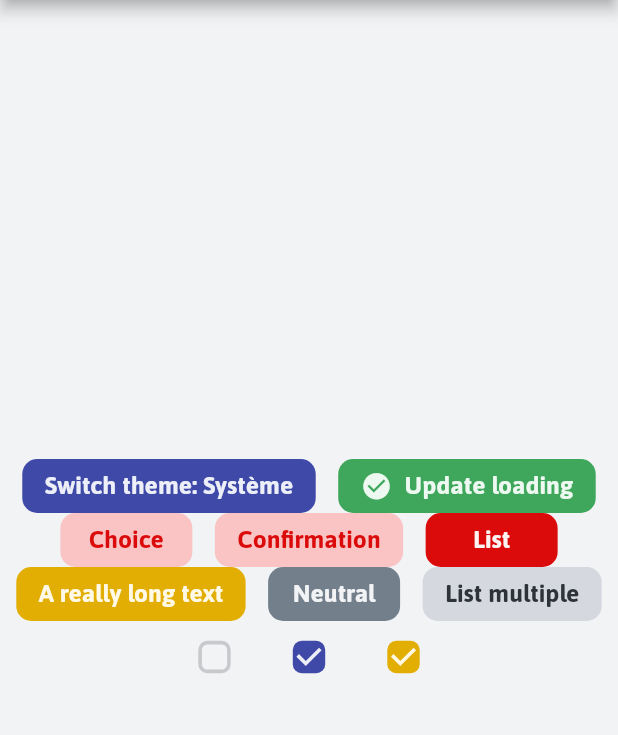
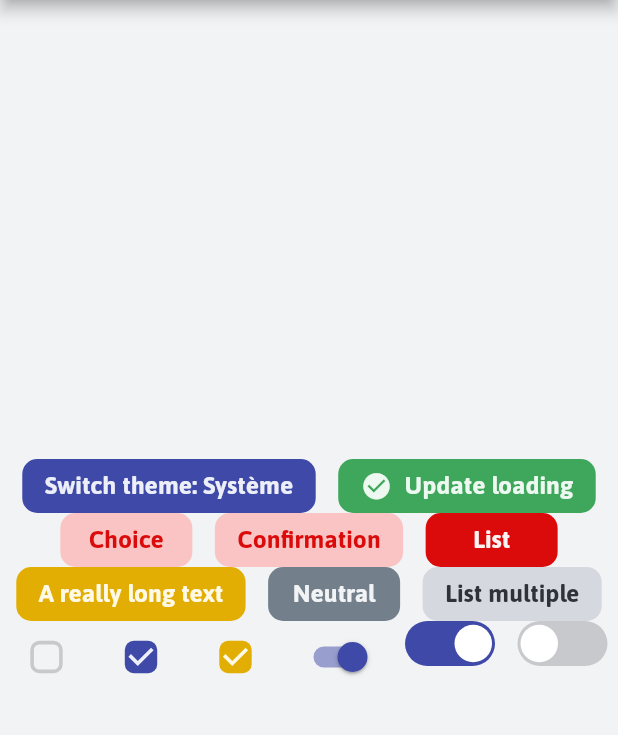
Before and after one commit to EduWireApps/ynotes-packages, a Flutter app: the screen it shows after launch, on a phone screen of 412 x 824 dp, the part 84-819 px from its top. Run offline on Flutter 3.47's test engine with Material 2 defaults, Android fonts, the phone set to English and light mode, and no system bars; drawn by our look-alikes of flutter_switch; our stand-ins replace flutter_phoenix, sizer.

Commit message:
add YSwitch; release 0.2.7

```diff
--- a/example/lib/main.dart
+++ b/example/lib/main.dart
@@ -1,4 +1,5 @@
 import 'package:example/test_page.dart';
+import 'package:flutter/cupertino.dart';
 import 'package:flutter/material.dart';
 import 'package:flutter_phoenix/flutter_phoenix.dart';
 import 'package:sizer/sizer.dart';
@@ -33,6 +34,7 @@ class MyHomePage extends StatefulWidget {
 
 class _MyHomePageState extends State<MyHomePage> {
   bool loading = false;
+  bool _status = false;
 
   @override
   Widget build(BuildContext context) {
@@ -175,7 +177,7 @@ class _MyHomePageState extends State<MyHomePage> {
                 onPressed: () async {
                   final List<YListMultipleDialogElement>? res = await YDialogs.getListSelected(
                       context,
-                      YListMultipleDialog(min: 1, max: 2, type: YColor.success, elements: [
+                      YListMultipleDialog(min: 1, max: 2, type: YColor.neutral, elements: [
                         YListMultipleDialogElement(
                             id: 0, title: "TEST 1", description: "awesome description", value: false),
                         YListMultipleDialogElement(
@@ -199,6 +201,17 @@ class _MyHomePageState extends State<MyHomePage> {
                 onChanged: (bool? b) {},
                 type: YColor.warning,
               ),
+              Switch(value: true, onChanged: (bool? v) {}),
+              YSwitch(value: true, onChanged: (bool value) => print(value)),
+              YSwitch(
+                value: _status,
+                onChanged: (bool value) {
+                  setState(() {
+                    _status = value;
+                  });
+                },
+                type: YColor.success,
+              ),
             ],
           ),
         ));
--- a/lib/src/components/base.dart
+++ b/lib/src/components/base.dart
@@ -59,7 +59,7 @@ class _YDialogBaseState extends State<YDialogBase> {
       contentPadding: EdgeInsets.zero,
       shape: RoundedRectangleBorder(borderRadius: BorderRadius.all(Radius.circular(15))),
       content: ConstrainedBox(
-        constraints: BoxConstraints(maxHeight: 75.h, maxWidth: 90.w),
+        constraints: BoxConstraints(maxHeight: 75.h, maxWidth: 90.w.clamp(0, 500)),
         child: Container(
           width: double.maxFinite,
           padding: EdgeInsets.symmetric(horizontal: 18.sp, vertical: 14.sp),
--- a/lib/src/components/y_checkbox.dart
+++ b/lib/src/components/y_checkbox.dart
@@ -5,7 +5,7 @@ import '../theme/theme.dart';
 
 class YCheckbox extends StatefulWidget {
   final bool value;
-  final void Function(bool?) onChanged;
+  final ValueChanged<bool> onChanged;
   final YColor type;
 
   const YCheckbox({Key? key, required this.value, required this.onChanged, this.type = YColor.primary})
@@ -18,6 +18,8 @@ class YCheckbox extends StatefulWidget {
 class _YCheckboxState extends State<YCheckbox> {
   YTButtonStyleColors get style => currentTheme.buttonStyles.get(widget.type).plain;
 
+  void _onChanged(bool? value) => widget.onChanged(value!);
+
   @override
   Widget build(BuildContext context) {
     return Theme(
@@ -28,7 +30,7 @@ class _YCheckboxState extends State<YCheckbox> {
           activeColor: style.background,
           checkColor: style.text,
           value: widget.value,
-          onChanged: widget.onChanged,
+          onChanged: _onChanged,
           shape: RoundedRectangleBorder(borderRadius: BorderRadius.circular(5)),
         ),
       ),
--- a/lib/src/components/y_list_multiple_dialog.dart
+++ b/lib/src/components/y_list_multiple_dialog.dart
@@ -1,5 +1,6 @@
 import 'package:flutter/material.dart';
 import 'package:sizer/sizer.dart';
+import 'package:ynotes_components/ynotes_components.dart';
 
 import '../components/base.dart';
 import '../theme/theme.dart';
@@ -37,7 +38,6 @@ class _YListMultipleDialogState extends State<YListMultipleDialog> {
   }
 
   void _onChanged(bool value) {
-    print("CHANGED");
     setState(() {});
   }
 
@@ -144,7 +144,7 @@ class _YListMultipleTileState extends State<YListMultipleTile> {
       description: widget.element.description,
       leading: YCheckbox(
         value: _value,
-        onChanged: (bool? value) => updateState(value: value!),
+        onChanged: (bool value) => updateState(value: value),
         type: widget.type,
       ),
     );
--- /dev/null
+++ b/lib/src/components/y_switch.dart
@@ -0,0 +1,89 @@
+import 'package:flutter/material.dart';
+import 'package:ynotes_components/ynotes_components.dart';
+import 'package:flutter_switch/flutter_switch.dart';
+
+class YSwitch extends StatefulWidget {
+  final bool value;
+  final ValueChanged<bool> onChanged;
+  final YColor type;
+
+  const YSwitch({Key? key, required this.value, required this.onChanged, this.type = YColor.primary}) : super(key: key);
+
+  @override
+  _YSwitchState createState() => _YSwitchState();
+}
+
+class _YSwitchState extends State<YSwitch> with SingleTickerProviderStateMixin {
+  @override
+  Widget build(BuildContext context) {
+    final double width = 60.0;
+    final double height = 30.0;
+
+    return Container(
+      width: width,
+      height: height,
+      child: FlutterSwitch(
+        value: widget.value,
+        onToggle: widget.onChanged,
+        width: width,
+        height: height,
+        padding: 2.0,
+        activeColor: currentTheme.colors.get(widget.type).shade300,
+        inactiveColor: currentTheme.colors.neutral.shade100,
+      ),
+    );
+  }
+  // late bool _value;
+  // late Animation _circleAnimation;
+  // late AnimationController _animationController;
+
+  // @override
+  // void initState() {
+  //   super.initState();
+  //   _value = widget.value;
+  //   _animationController = AnimationController(vsync: this, duration: Duration(milliseconds: 60));
+  //   _circleAnimation = AlignmentTween(
+  //           begin: widget.value ? Alignment.centerRight : Alignment.centerLeft,
+  //           end: widget.value ? Alignment.centerLeft : Alignment.centerRight)
+  //       .animate(CurvedAnimation(parent: _animationController, curve: Curves.linear));
+  // }
+
+  // @override
+  // Widget build(BuildContext context) {
+  //   return AnimatedBuilder(
+  //     animation: _animationController,
+  //     builder: (context, child) => GestureDetector(
+  //         onTap: () {
+  //           if (_value != widget.value) {
+  //             setState(() {
+  //               if (_animationController.isCompleted) {
+  //                 _animationController.reverse();
+  //               } else {
+  //                 _animationController.forward();
+  //               }
+  //               _value = widget.value;
+  //               widget.onChanged(!widget.value);
+  //             });
+  //           }
+  //         },
+  //         child: Container(
+  //           padding: EdgeInsets.all(2),
+  //           width: 60.0,
+  //           height: 30.0,
+  //           decoration: BoxDecoration(
+  //               borderRadius: BorderRadius.circular(20.0),
+  //               color: _circleAnimation.value == Alignment.centerLeft
+  //                   ? currentTheme.colors.neutral.shade100
+  //                   : currentTheme.colors.get(widget.type).shade300),
+  //           child: Align(
+  //             alignment: _circleAnimation.value,
+  //             child: Container(
+  //               width: 25.0,
+  //               height: 25.0,
+  //               decoration: BoxDecoration(shape: BoxShape.circle, color: currentTheme.buttonStyles.neutral.plain.text),
+  //             ),
+  //           ),
+  //         )),
+  //   );
+  // }
+}
--- a/lib/ynotes_components.dart
+++ b/lib/ynotes_components.dart
@@ -10,3 +10,4 @@ export 'package:ynotes_components/src/components/y_confirmation_dialog.dart';
 export 'package:ynotes_components/src/components/y_list_dialog.dart';
 export 'package:ynotes_components/src/components/y_list_multiple_dialog.dart';
 export 'package:ynotes_components/src/components/y_checkbox.dart';
+export 'package:ynotes_components/src/components/y_switch.dart';
--- a/pubspec.yaml
+++ b/pubspec.yaml
@@ -1,7 +1,7 @@
 name: ynotes_components
 description: yNotes' components library.
 publish_to: 'none'
-version: 0.2.6
+version: 0.2.7
 homepage: https://github.com/EduWireApps/ynotes-components
 
 environment:
@@ -11,6 +11,7 @@ dependencies:
   flutter:
     sdk: flutter
   sizer: ^2.0.13
+  flutter_switch: ^0.3.2
 
 dev_dependencies:
   flutter_test:
```
Also changed, not shown: pubspec.lock, 1 other file.
